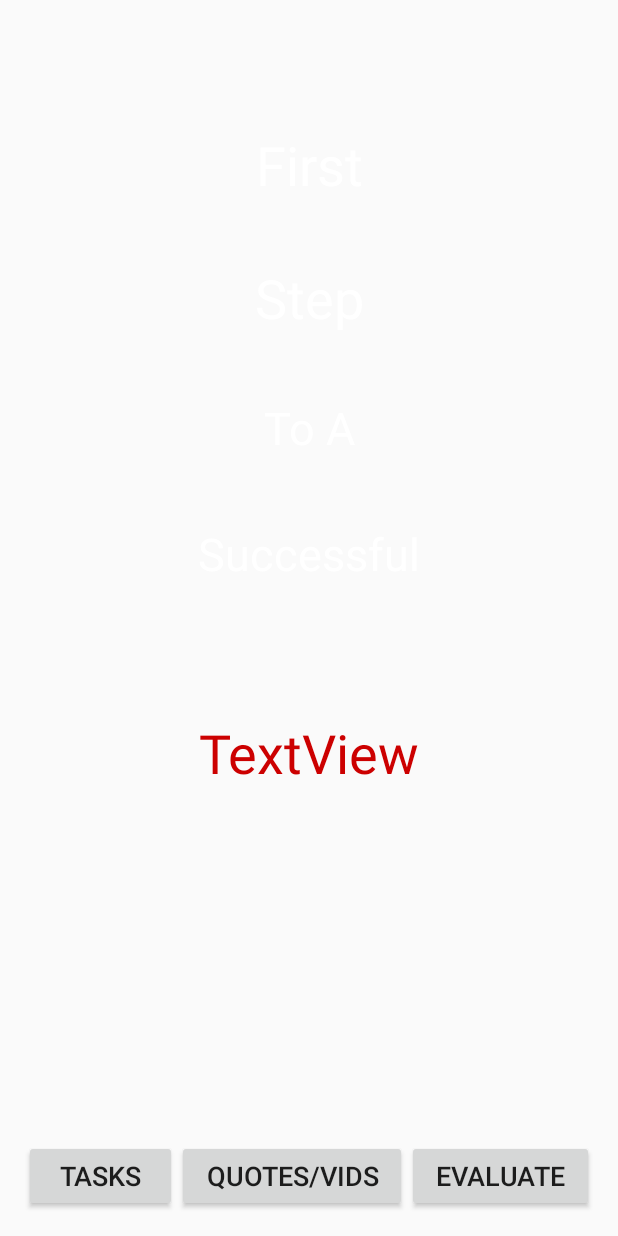
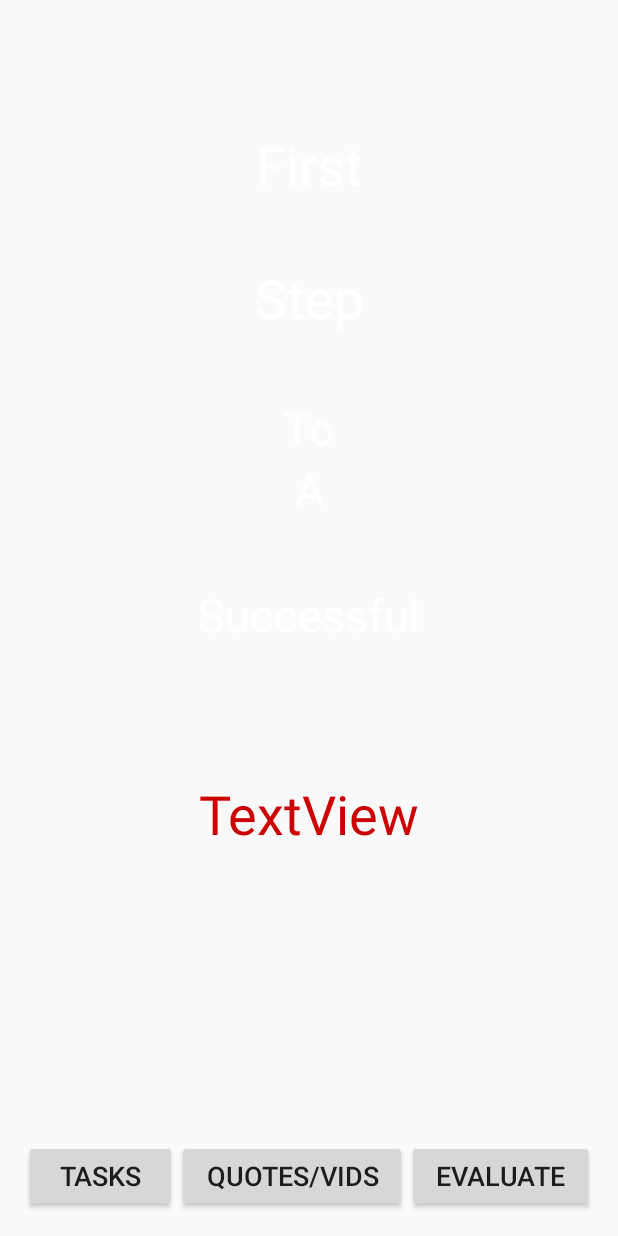
Before and after one commit to Sarthak-Patel/NewLyfe, an Android app: the layout content_main.xml on its own in the app's theme, with its tools: preview values and no code run, on a phone screen of 412 x 824 dp. Run offline under Robolectric (Android 15) with nearby library versions, the phone set to English and light mode, and no system bars.

Commit message:
Variable Text

```diff
--- a/app/build.gradle
+++ b/app/build.gradle
@@ -28,4 +28,5 @@ dependencies {
     compile 'com.android.support:design:24.2.1'
     testCompile 'junit:junit:4.12'
     compile 'com.android.support.constraint:constraint-layout:1.0.0-beta3'
+    compile 'com.google.android.gms:play-services-appindexing:8.4.0'
 }
--- a/app/src/main/AndroidManifest.xml
+++ b/app/src/main/AndroidManifest.xml
@@ -17,7 +17,11 @@
 
                 <category android:name="android.intent.category.LAUNCHER" />
             </intent-filter>
-        </activity>
+        </activity><!-- ATTENTION: This was auto-generated to add Google Play services to your project for
+     App Indexing.  See https://g.co/AppIndexing/AndroidStudio for more information. -->
+        <meta-data
+            android:name="com.google.android.gms.version"
+            android:value="@integer/google_play_services_version" />
     </application>
 
 </manifest>
--- a/app/src/main/res/layout/content_main.xml
+++ b/app/src/main/res/layout/content_main.xml
@@ -105,7 +105,7 @@
             android:layout_height="wrap_content"
             android:layout_marginTop="42dp"
             android:id="@+id/To"
-            tools:text="To A"
+            tools:text="To"
             android:contentDescription="Three"
             android:textColor="@android:color/white"
             android:textSize="30sp"
@@ -113,6 +113,15 @@
             android:layout_below="@+id/Step"
             android:layout_alignParentLeft="true"
             android:layout_alignParentStart="true" />
+
+        <TextView
+            android:text="A"
+            android:layout_width="match_parent"
+            android:layout_height="wrap_content"
+            android:id="@+id/textView8"
+            android:textColor="@android:color/white"
+            android:textSize="30sp"
+            android:textAlignment="center" />
 
         <TextView
             android:text="Successful"
--- a/app/src/main/res/values/strings.xml
+++ b/app/src/main/res/values/strings.xml
@@ -1,4 +1,8 @@
 <resources>
     <string name="app_name">NewLyfe</string>
     <string name="action_settings">Settings</string>
+    <string name="morning">Morning</string>
+    <string name="afternoon">Afternoon</string>
+    <string name="evening">Evening</string>
+    <string name="night">Night</string>
 </resources>
```
Also changed, not shown: app/src/main/java/com/hackholyoke/skpatel/newlyfe/MainActivity.java (+84 -0 lines).
